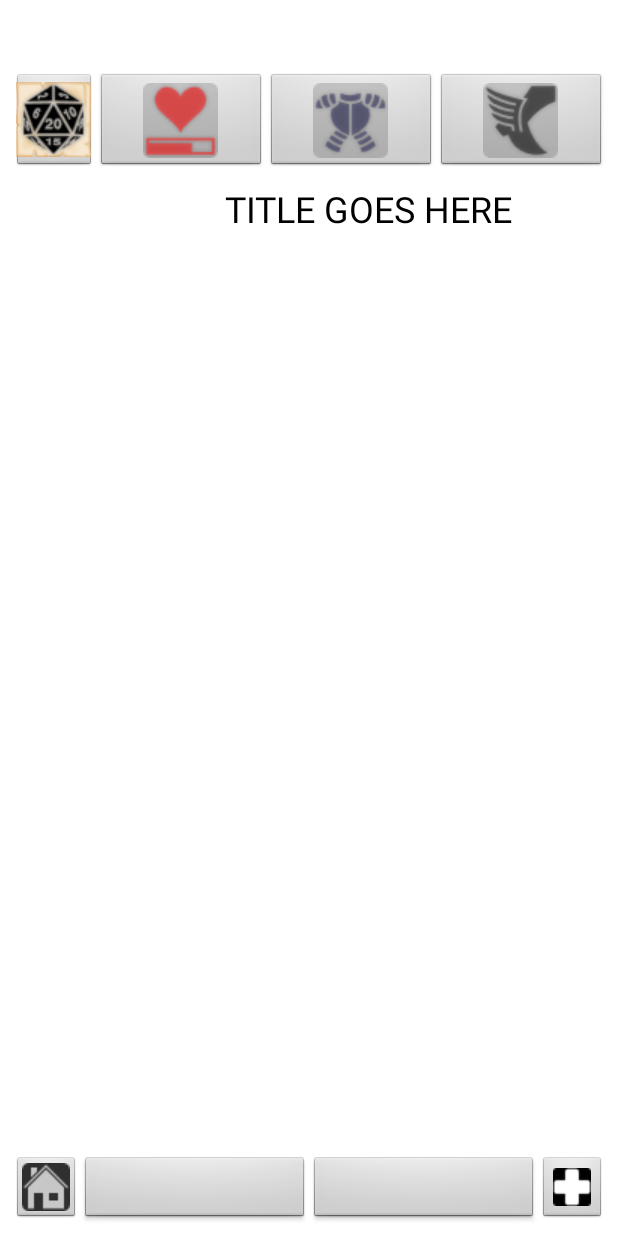
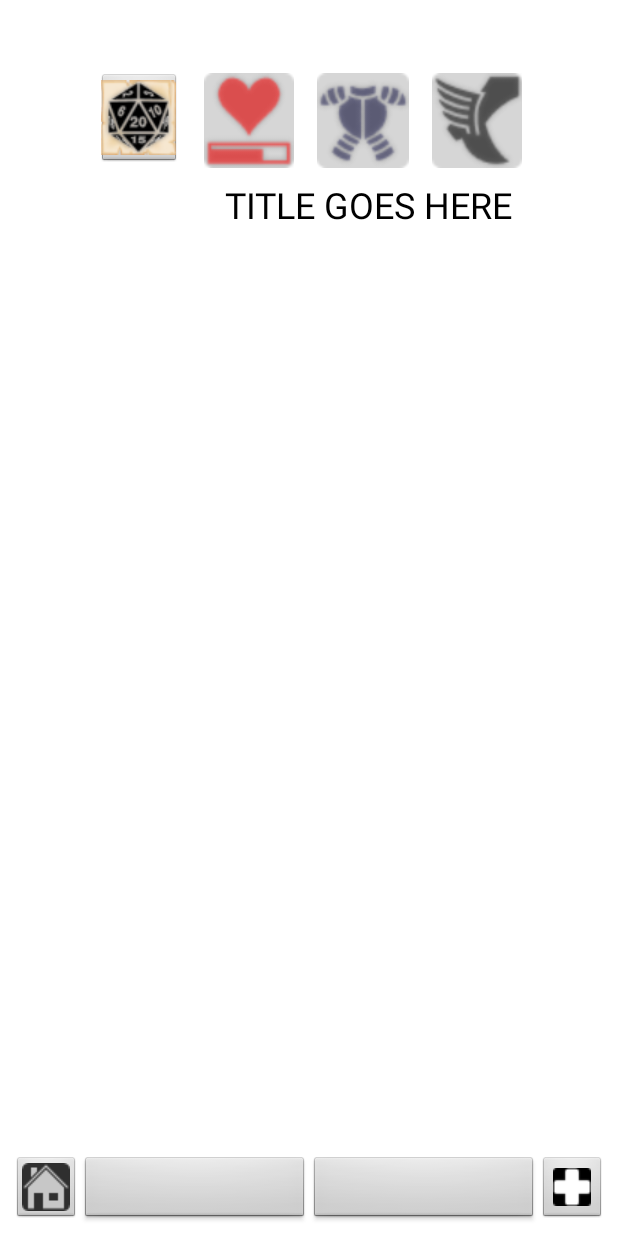
Before and after one commit to Kearns-Alex-School/Android-StatTracker, an Android app: the layout activity_character_details.xml on its own in the app's theme, with its tools: preview values and no code run, on a phone screen of 412 x 824 dp. Run offline under Robolectric (Android 15) with nearby library versions, the phone set to English and light mode, and no system bars.

```diff
--- a/app/src/main/res/layout/activity_character_details.xml
+++ b/app/src/main/res/layout/activity_character_details.xml
@@ -42,7 +42,7 @@
 
     <LinearLayout
         android:id="@+id/linearLayout2"
-        android:layout_width="0dp"
+        android:layout_width="wrap_content"
         android:layout_height="wrap_content"
         android:layout_marginStart="8dp"
         android:layout_marginTop="8dp"
@@ -56,10 +56,10 @@
             android:id="@+id/imageButtonDice"
             style="@android:style/Widget.ImageButton"
             android:layout_width="56dp"
-            android:layout_height="66dp"
+            android:layout_height="63dp"
             android:layout_weight="0"
+            android:contentDescription="Dice Button"
             android:focusable="false"
-            android:contentDescription="Dice Button"
             android:onClick="diceRoll"
             android:src="@drawable/dice_image"
             app:layout_constraintBottom_toTopOf="@+id/linearLayout3"
@@ -83,15 +83,17 @@
         <Button
             android:id="@+id/Health"
             style="@android:style/Widget.Button"
-            android:layout_width="56dp"
-            android:layout_height="66dp"
+            android:layout_width="60dp"
+            android:layout_height="match_parent"
             android:layout_weight="1"
+            android:background="@drawable/lifebar"
             android:onClick="editHealth"
             android:textAlignment="center"
+            android:textColor="@android:color/white"
             android:textAllCaps="false"
             android:textSize="14sp"
-            android:drawableTop="@drawable/lifebar"
-            app:layout_constraintBottom_toTopOf="@+id/linearLayout3"/>
+            android:layout_marginLeft="15dp"
+            app:layout_constraintBottom_toTopOf="@+id/linearLayout3" />
 
         <!--ImageButton
             android:id="@+id/Armor2"
@@ -108,13 +110,16 @@
         <Button
             android:id="@+id/Armor"
             style="@android:style/Widget.Button"
-            android:layout_width="56dp"
-            android:layout_height="66dp"
+            android:layout_width="61dp"
+            android:layout_height="match_parent"
             android:layout_weight="1"
+            android:background="@drawable/breastplate"
             android:onClick="editArmor"
+            android:textAlignment="center"
+            android:textColor="@android:color/white"
             android:textAllCaps="false"
             android:textSize="14sp"
-            android:drawableTop="@drawable/breastplate"
+            android:layout_marginLeft="15dp"
             app:layout_constraintBottom_toTopOf="@+id/linearLayout3" />
 
         <!--ImageButton
@@ -131,16 +136,19 @@
             app:layout_constraintStart_toEndOf="parent" /-->
 
         <Button
-            android:id="@+id/Speed2"
+            android:id="@+id/Speed"
             style="@android:style/Widget.Button"
-            android:layout_width="56dp"
-            android:layout_height="66dp"
+            android:layout_width="60dp"
+            android:layout_height="match_parent"
             android:layout_weight="1"
+            android:background="@drawable/wingfoot"
             android:onClick="editSpeed"
+            android:textAlignment="center"
+            android:textColor="@android:color/white"
             android:textAllCaps="false"
             android:textSize="14sp"
-            android:drawableTop="@drawable/wingfoot"
-            app:layout_constraintBottom_toTopOf="@+id/linearLayout3"  />
+            android:layout_marginLeft="15dp"
+            app:layout_constraintBottom_toTopOf="@+id/linearLayout3" />
     </LinearLayout>
 
     <LinearLayout
```
